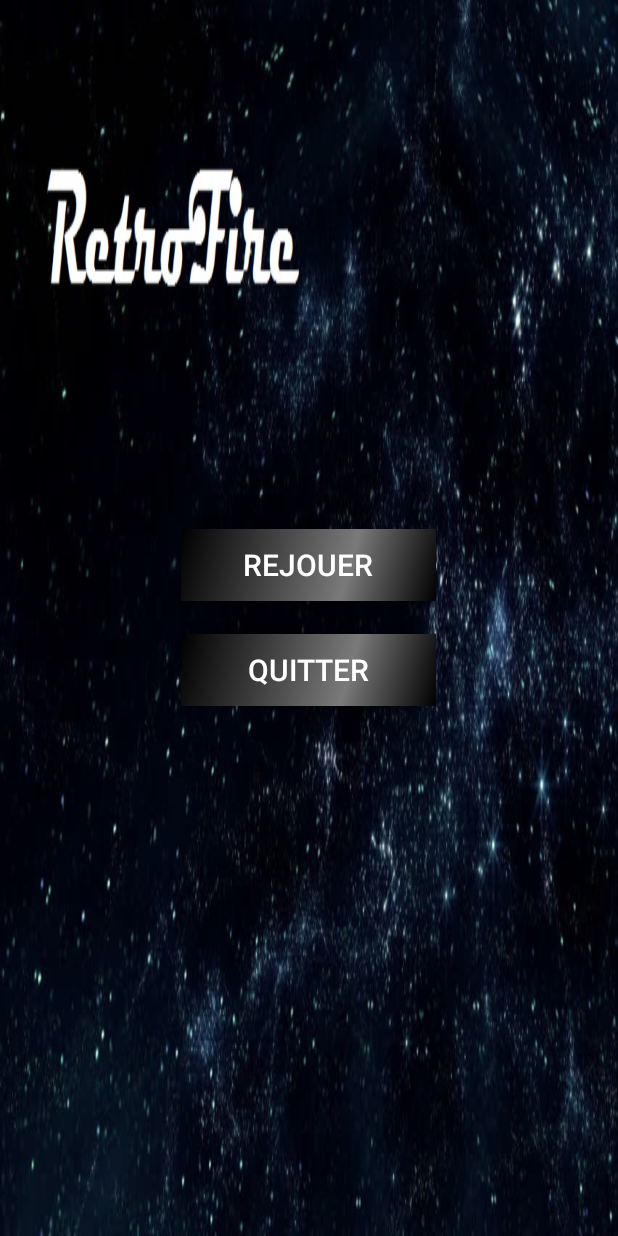
After one commit to kistria/RetroFire, an Android app: the EndGameMenuActivity screen opened directly, with no data from a screen before it, on a phone screen of 412 x 824 dp. The commit adds this screen. Run offline under Robolectric (Android 15) with nearby library versions, the phone set to English and light mode, and no system bars.

Commit message:
handle endgame + endgame menu with replay

```diff
--- a/app/src/main/AndroidManifest.xml
+++ b/app/src/main/AndroidManifest.xml
@@ -17,6 +17,10 @@
                 <category android:name="android.intent.category.LAUNCHER" />
             </intent-filter>
         </activity>
+
+        <activity android:name=".EndGameMenuActivity" >
+
+        </activity>
     </application>
 
 </manifest>
--- a/app/src/main/java/com/example/kevin/retrofire/BattleZoneModel.java
+++ b/app/src/main/java/com/example/kevin/retrofire/BattleZoneModel.java
@@ -24,7 +24,7 @@
     private int rateOfEnemySpawn = 200;
     private int cmpt = 0;
 
-    private int hpBar = 100;
+    private int hpBar = 10;
     private int score = 0;
 
     public BattleZoneModel() {
--- /dev/null
+++ b/app/src/main/java/com/example/kevin/retrofire/EndGameMenuActivity.java
@@ -0,0 +1,32 @@
+package com.example.kevin.retrofire;
+
+import android.app.Activity;
+import android.content.Intent;
+import android.os.Bundle;
+import android.widget.Button;
+
+public class EndGameMenuActivity extends Activity {
+
+    @Override
+    protected void onCreate(Bundle savedInstanceState) {
+        super.onCreate(savedInstanceState);
+        setContentView(R.layout.activity_menu_end);
+
+        Button replay = findViewById(R.id.replay);
+        Button leave = findViewById(R.id.leave);
+
+        replay.setOnClickListener(view -> {
+            Intent intent = new Intent(this, RetroFire.class);
+            startActivity(intent);
+        });
+
+        leave.setOnClickListener(view -> {
+            moveTaskToBack(true);
+            android.os.Process.killProcess(android.os.Process.myPid());
+            System.exit(1);
+        });
+
+    }
+
+
+}
--- a/app/src/main/java/com/example/kevin/retrofire/GameLoopThread.java
+++ b/app/src/main/java/com/example/kevin/retrofire/GameLoopThread.java
@@ -6,7 +6,7 @@
 import android.view.SurfaceHolder;
 
 public class GameLoopThread extends Thread {
-    private final static int MAX_FPS = 50;
+    private final static int MAX_FPS = 30;
     private final static int FRAME_PERIOD = 1000 / MAX_FPS;
 
     private final BattleZoneView view;
--- a/app/src/main/java/com/example/kevin/retrofire/card/BasicShipCard.java
+++ b/app/src/main/java/com/example/kevin/retrofire/card/BasicShipCard.java
@@ -22,4 +22,9 @@
     public Ship getShip() {
         return basicShip;
     }
+
+    @Override
+    public Cooldown getCooldown() {
+        return Cooldown.NORMAL;
+    }
 }
--- a/app/src/main/java/com/example/kevin/retrofire/card/SpeedShipCard.java
+++ b/app/src/main/java/com/example/kevin/retrofire/card/SpeedShipCard.java
@@ -22,4 +22,9 @@
     public Ship getShip() {
         return speedShip;
     }
+
+    @Override
+    public Cooldown getCooldown() {
+        return Cooldown.NORMAL;
+    }
 }
--- a/app/src/main/java/com/example/kevin/retrofire/card/TankShipCard.java
+++ b/app/src/main/java/com/example/kevin/retrofire/card/TankShipCard.java
@@ -22,4 +22,9 @@
     public Ship getShip() {
         return tankShip;
     }
+
+    @Override
+    public Cooldown getCooldown() {
+        return Cooldown.LOW;
+    }
 }
--- a/app/src/main/java/com/example/kevin/retrofire/ship/Ship.java
+++ b/app/src/main/java/com/example/kevin/retrofire/ship/Ship.java
@@ -144,4 +144,5 @@
     public enum Direction {
         LEFT, RIGHT
     }
+
 }
--- /dev/null
+++ b/app/src/main/res/drawable/button.xml
@@ -0,0 +1,20 @@
+<?xml version="1.0" encoding="utf-8"?>
+<shape xmlns:android="http://schemas.android.com/apk/res/android" android:shape="rectangle" >
+    <corners
+        android:radius="0dp"
+        />
+    <gradient
+        android:angle="135"
+        android:centerX="35%"
+        android:centerColor="#7A7A7A"
+        android:startColor="#000000"
+        android:endColor="#000000"
+        android:type="linear"
+        />
+
+    <size
+        android:width="170dp"
+        android:height="20dp"
+        />
+
+</shape>
--- /dev/null
+++ b/app/src/main/res/layout/activity_menu_end.xml
@@ -0,0 +1,34 @@
+<?xml version="1.0" encoding="utf-8"?>
+
+
+<RelativeLayout xmlns:android="http://schemas.android.com/apk/res/android"
+    xmlns:tools="http://schemas.android.com/tools"
+    android:layout_width="match_parent"
+    android:layout_height="match_parent"
+    android:background="@drawable/background"
+    android:orientation="horizontal"
+    android:gravity="center"
+    tools:context="com.example.kevin.retrofire.EndGameMenuActivity">
+
+    <Button
+        android:id="@+id/replay"
+        android:layout_width="wrap_content"
+        android:layout_height="wrap_content"
+        android:text="Rejouer"
+        android:textColor="#FFFFFF"
+        android:textSize="20sp"
+        android:background="@drawable/button"
+        android:shadowColor="#0F0F0F"/>
+
+    <Button
+        android:id="@+id/leave"
+        android:layout_width="wrap_content"
+        android:layout_height="wrap_content"
+        android:layout_marginTop="70dp"
+        android:text="Quitter"
+        android:textColor="#FFFFFF"
+        android:textSize="20sp"
+        android:background="@drawable/button"
+        android:shadowColor="#0F0F0F"/>
+
+</RelativeLayout>
```
Also changed, not shown: app/src/main/java/com/example/kevin/retrofire/RetroFire.java (+55 -5 lines), app/src/main/java/com/example/kevin/retrofire/card/Card.java (+14 -0 lines), app/src/main/res/layout/activity_retro_fire.xml (+14 -10 lines), app/src/main/res/drawable/background.jpg (added).
